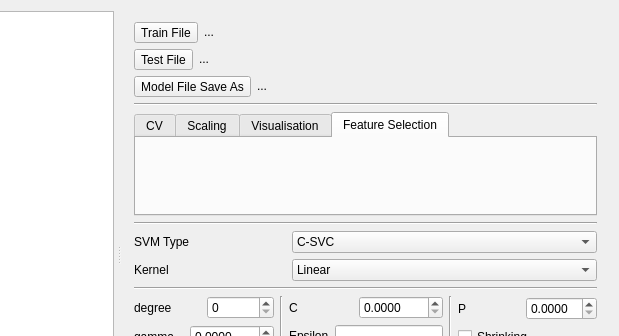
First picture: the form in svm-app/mainwindow.ui, repository boidachenkop/dw, before the edit; both pictures show x 168 to 787 and y 0 to 336 of the 787 by 508 pixel window.
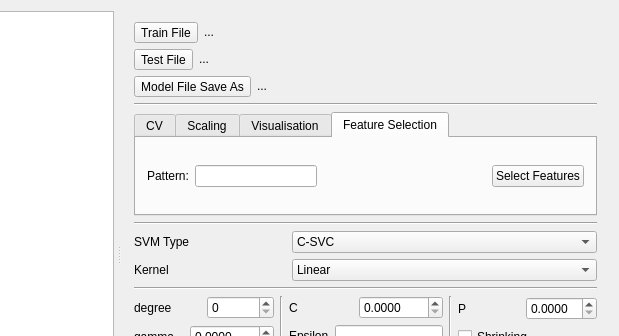
Second picture: the form after the edit.

Commit message: Add feature selection

```diff
--- a/svm-app/mainwindow.ui
+++ b/svm-app/mainwindow.ui
@@ -461,6 +461,42 @@
            <attribute name="title">
             <string>Feature Selection</string>
            </attribute>
+           <layout class="QHBoxLayout" name="horizontalLayout_6">
+            <item>
+             <layout class="QHBoxLayout" name="horizontalLayout_5">
+              <item>
+               <widget class="QLabel" name="pattern_label">
+                <property name="text">
+                 <string>Pattern:</string>
+                </property>
+               </widget>
+              </item>
+              <item>
+               <widget class="QLineEdit" name="pattern_lineEdit"/>
+              </item>
+             </layout>
+            </item>
+            <item>
+             <spacer name="feature_selection_horizontalSpacer">
+              <property name="orientation">
+               <enum>Qt::Horizontal</enum>
+              </property>
+              <property name="sizeHint" stdset="0">
+               <size>
+                <width>40</width>
+                <height>20</height>
+               </size>
+              </property>
+             </spacer>
+            </item>
+            <item>
+             <widget class="QPushButton" name="select_pushButton">
+              <property name="text">
+               <string>Select Features</string>
+              </property>
+             </widget>
+            </item>
+           </layout>
           </widget>
          </widget>
         </item>
```
The commit also changes 5 other files.
